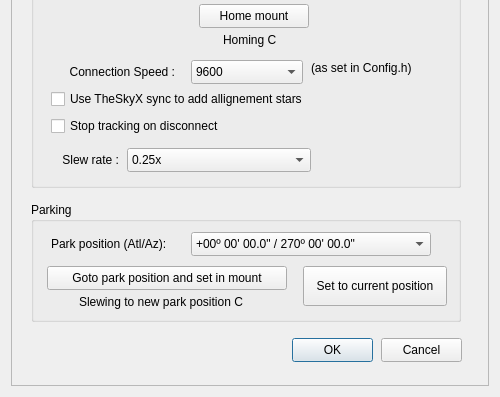
First picture: the form in OnStep.ui, repository rpineau/OnStep, before the edit; both pictures show x 0 to 500 and y 369 to 766 of the 500 by 766 pixel window.
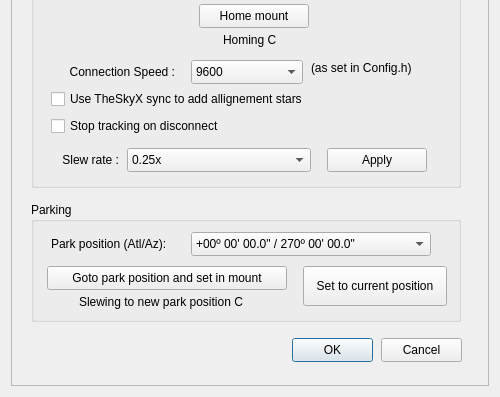
Second picture: the form after the edit. Icons and pictures are not drawn. Custom widgets are drawn as their Qt base class.

The edit to the form file:
```diff
--- a/OnStep.ui
+++ b/OnStep.ui
@@ -511,6 +511,19 @@
         <string>(as set in Config.h)</string>
        </property>
       </widget>
+      <widget class="QPushButton" name="pushButton_5">
+       <property name="geometry">
+        <rect>
+         <x>296</x>
+         <y>176</y>
+         <width>100</width>
+         <height>24</height>
+        </rect>
+       </property>
+       <property name="text">
+        <string>Apply</string>
+       </property>
+      </widget>
      </widget>
      <widget class="QGroupBox" name="groupBox_3">
       <property name="geometry">
```
